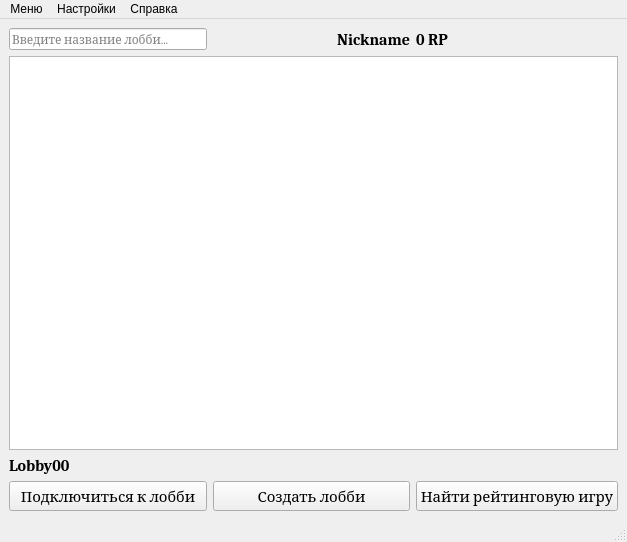
The window that userinterface/menuwindow.ui (AlekseyLapunov/Client-Monopoly) describes before a commit, drawn with Qt 5.
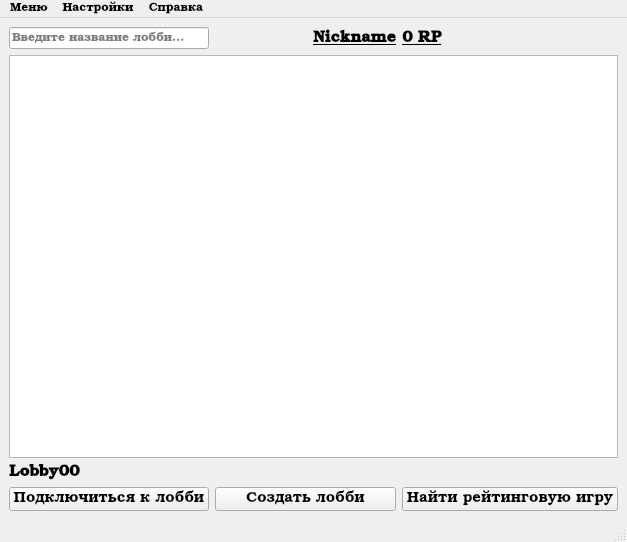
The same window after the commit.

Commit message: finished LobbyWindow UI, made slots for its UI elements. global change: replaced Cambria font with Bookman Old Style due to cross-platform need

Patch:
```diff
--- a/userinterface/menuwindow.ui
+++ b/userinterface/menuwindow.ui
@@ -31,7 +31,7 @@
      <widget class="QPushButton" name="bConnect">
       <property name="font">
        <font>
-        <family>Cambria</family>
+        <family>Bookman Old Style</family>
         <pointsize>11</pointsize>
         <bold>false</bold>
        </font>
@@ -45,9 +45,10 @@
      <widget class="QLabel" name="lNickname">
       <property name="font">
        <font>
-        <family>Cambria</family>
+        <family>Bookman Old Style</family>
         <pointsize>12</pointsize>
         <bold>true</bold>
+        <underline>true</underline>
        </font>
       </property>
       <property name="text">
@@ -62,9 +63,10 @@
      <widget class="QLabel" name="lRpCount">
       <property name="font">
        <font>
-        <family>Cambria</family>
+        <family>Bookman Old Style</family>
         <pointsize>12</pointsize>
         <bold>true</bold>
+        <underline>true</underline>
        </font>
       </property>
       <property name="text">
@@ -76,7 +78,7 @@
      <widget class="QPushButton" name="bRankedSearch">
       <property name="font">
        <font>
-        <family>Cambria</family>
+        <family>Bookman Old Style</family>
         <pointsize>11</pointsize>
         <bold>false</bold>
        </font>
@@ -90,7 +92,7 @@
      <widget class="QPushButton" name="bCreateLobby">
       <property name="font">
        <font>
-        <family>Cambria</family>
+        <family>Bookman Old Style</family>
         <pointsize>11</pointsize>
         <bold>false</bold>
        </font>
@@ -147,7 +149,7 @@
       </property>
       <property name="font">
        <font>
-        <family>Cambria</family>
+        <family>Bookman Old Style</family>
        </font>
       </property>
       <property name="maxLength">
@@ -162,7 +164,7 @@
      <widget class="QLabel" name="lLobbiesCount">
       <property name="font">
        <font>
-        <family>Cambria</family>
+        <family>Bookman Old Style</family>
         <pointsize>12</pointsize>
         <bold>true</bold>
        </font>
@@ -180,10 +182,20 @@
      <x>0</x>
      <y>0</y>
      <width>627</width>
-     <height>25</height>
+     <height>19</height>
     </rect>
    </property>
+   <property name="font">
+    <font>
+     <family>Bookman Old Style</family>
+    </font>
+   </property>
    <widget class="QMenu" name="menu">
+    <property name="font">
+     <font>
+      <family>Bookman Old Style</family>
+     </font>
+    </property>
     <property name="title">
      <string>Меню</string>
     </property>
@@ -193,6 +205,11 @@
     <addaction name="aQuitApp"/>
    </widget>
    <widget class="QMenu" name="settings">
+    <property name="font">
+     <font>
+      <family>Bookman Old Style</family>
+     </font>
+    </property>
     <property name="title">
      <string>Настройки</string>
     </property>
```
Left out of the diff: 30 changed lines with no effect on the pictures. The commit also changes 5 other files.
